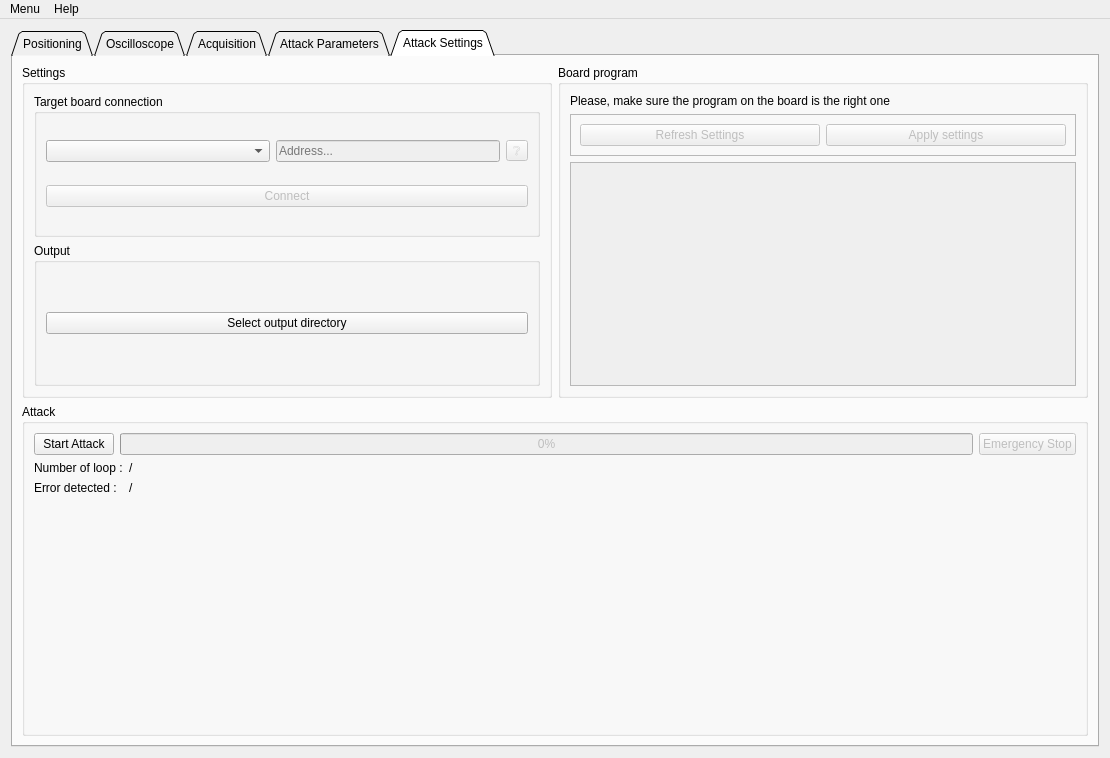
Qt form ui/main.ui (GuillaumeFcr/SCA-Studio) before a commit.
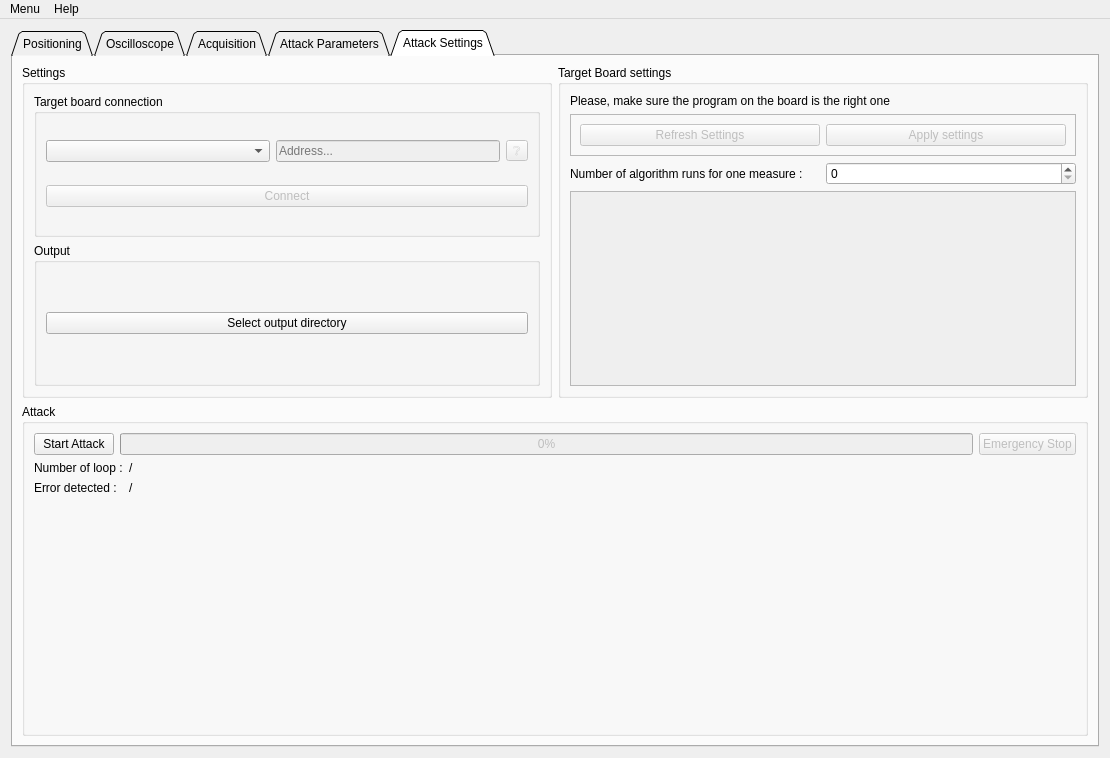
The same form after that commit.

The edit to the form file:
```diff
--- a/ui/main.ui
+++ b/ui/main.ui
@@ -2065,7 +2065,7 @@
              </sizepolicy>
             </property>
             <property name="title">
-             <string>Board program</string>
+             <string>Target Board settings</string>
             </property>
             <layout class="QVBoxLayout" name="verticalLayout_15">
              <item>
@@ -2119,6 +2119,24 @@
                </layout>
               </widget>
              </item>
+             <item>
+              <layout class="QHBoxLayout" name="horizontalLayout_15">
+               <item>
+                <widget class="QLabel" name="label_9">
+                 <property name="text">
+                  <string>Number of algorithm runs for one measure :</string>
+                 </property>
+                </widget>
+               </item>
+               <item>
+                <widget class="QSpinBox" name="attackCountSpinBox">
+                 <property name="maximum">
+                  <number>100</number>
+                 </property>
+                </widget>
+               </item>
+              </layout>
+             </item>
              <item>
               <widget class="QPlainTextEdit" name="plainTextEdit_board_settings">
                <property name="enabled">
```
Left out of the diff: 2 changed lines with no effect on the pictures.
